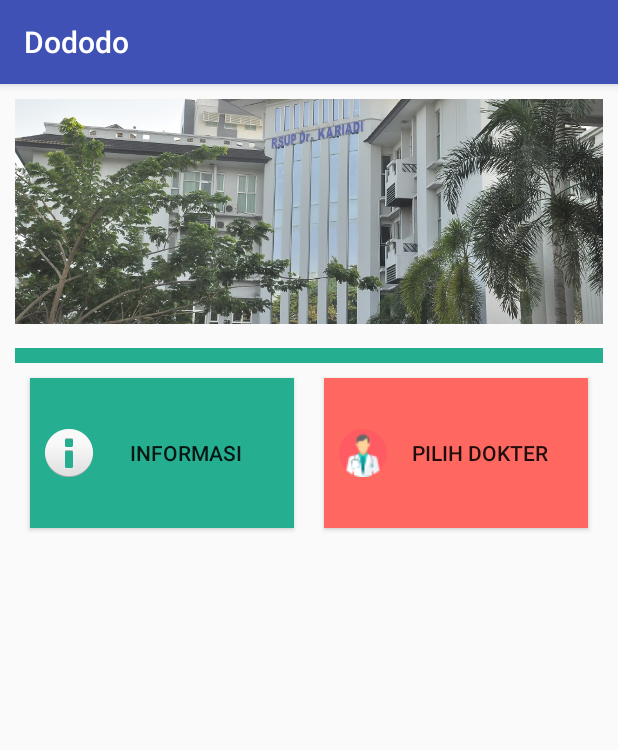
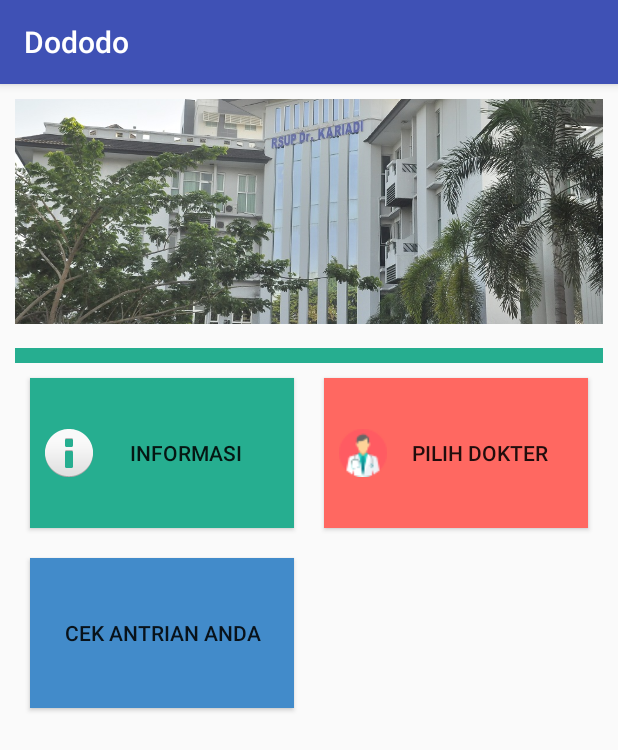
Before and after one commit to mursitaffandi/Dododo, an Android app: the MainActivity screen opened directly, with no data from a screen before it, on a phone screen of 412 x 824 dp. Shown: the top 750 px of the screen. Run offline under Robolectric (Android 15) with nearby library versions, the phone set to English and light mode, and no system bars.

Commit message:
layoutantrian

```diff
--- a/app/build.gradle
+++ b/app/build.gradle
@@ -17,6 +17,8 @@ android {
             proguardFiles getDefaultProguardFile('proguard-android.txt'), 'proguard-rules.pro'
         }
     }
+}
+
 dependencies {
     compile fileTree(dir: 'libs', include: ['*.jar'])
     androidTestCompile('com.android.support.test.espresso:espresso-core:2.2.2', {
@@ -32,4 +34,3 @@ android {
     compile 'com.android.support:design:26.+'
     compile 'com.android.volley:volley:1.0.0'
 }
-}
--- a/app/src/main/java/com/mursitaffandi/dododo/view/JadwalCheckUpActivity.java
+++ b/app/src/main/java/com/mursitaffandi/dododo/view/JadwalCheckUpActivity.java
@@ -55,6 +55,7 @@ public class JadwalCheckUpActivity extends AppCompatActivity implements Spinner.
             case R.id.btn_daftar:
                 break;
             case R.id.edt_tgl_checkup:
+                showDateDialog();
                 break;
         }
     }
--- a/app/src/main/java/com/mursitaffandi/dododo/view/MainActivity.java
+++ b/app/src/main/java/com/mursitaffandi/dododo/view/MainActivity.java
@@ -10,7 +10,7 @@ import com.mursitaffandi.dododo.R;
 
 public class MainActivity extends AppCompatActivity implements View.OnClickListener{
 
-    Button btn_informasi,btn_penjadwalan;
+    Button btn_informasi,btn_penjadwalan,btn_cek_antrian;
     @Override
     protected void onCreate(Bundle savedInstanceState) {
         super.onCreate(savedInstanceState);
@@ -22,9 +22,11 @@ public class MainActivity extends AppCompatActivity implements View.OnClickListe
     private void initView() {
         btn_informasi = (Button) findViewById(R.id.btn_informasi);
         btn_penjadwalan = (Button) findViewById(R.id.btn_penjadwalan);
+        btn_cek_antrian = (Button) findViewById(R.id.btn_cek_antrian);
 
         btn_penjadwalan.setOnClickListener(this);
         btn_informasi.setOnClickListener(this);
+        btn_cek_antrian.setOnClickListener(this);
     }
 
     @Override
@@ -37,6 +39,9 @@ public class MainActivity extends AppCompatActivity implements View.OnClickListe
 
                 startActivity(new Intent(MainActivity.this,JadwalCheckUpActivity.class));
                 break;
+            case R.id.btn_cek_antrian:
+                startActivity(new Intent(MainActivity.this,AntrianKuActivity.class));
+                break;
         }
 
 
--- a/app/src/main/res/layout/activity_main.xml
+++ b/app/src/main/res/layout/activity_main.xml
@@ -42,6 +42,27 @@
             android:id="@+id/btn_penjadwalan"
             android:layout_margin="10dp"/>
     </LinearLayout>
+    <LinearLayout
+        android:layout_width="match_parent"
+        android:layout_height="wrap_content"
+        android:orientation="horizontal">
+        <Button
+            android:layout_width="match_parent"
+            android:layout_height="100dp"
+            android:layout_weight="1"
+            android:text="Cek Antrian Anda"
+            android:id="@+id/btn_cek_antrian"
+            android:padding="10dp"
+            android:background="@color/bg_main"
+            android:layout_margin="10dp"/>
+        <Button
+            android:layout_width="match_parent"
+            android:layout_height="100dp"
+            android:layout_weight="1"
+            android:background="@null"
+            android:padding="10dp"
+            android:layout_margin="10dp"/>
+    </LinearLayout>
 
 
 </LinearLayout>
```
Also changed, not shown: app/src/main/java/com/mursitaffandi/dododo/AntrianKuActivity.java (added, +13 -0 lines), app/src/main/res/layout/activity_antrian_ku.xml (added, +15 -0 lines), app/src/main/res/layout/activity_jadwal_check_up.xml (+9 -5 lines), app/src/main/res/layout/activity_register.xml (+10 -0 lines), app/src/main/res/layout/item_antrian.xml (added, +59 -0 lines), app/src/main/res/layout/list_spinner_dokter.xml (added, +13 -0 lines), app/src/main/res/layout/list_spinner_poli.xml (added, +14 -0 lines). Lines whose indentation alone changed are shown as unchanged.
